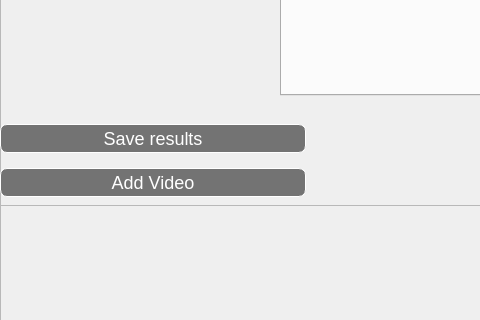
Before: the Qt Designer form Implementierung/resources/forms/analysistab.ui in SuppenGeist/pse-ws1516-videoencoder-ta, drawn with Qt 5; both pictures show x 0 to 480 and y 135 to 455 of the 947 by 891 pixel window.
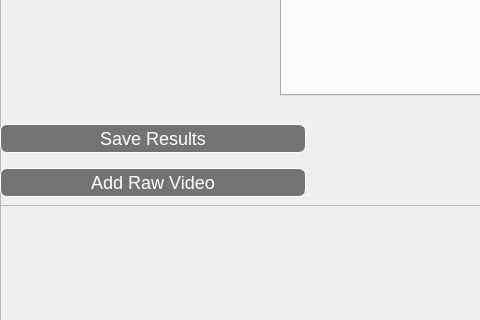
After: the same form once the commit is applied.

Commit message: anaTab shows YuvVideo

Diff of the .ui file:
```diff
--- a/Implementierung/resources/forms/analysistab.ui
+++ b/Implementierung/resources/forms/analysistab.ui
@@ -74,7 +74,7 @@
 }</string>
         </property>
         <property name="text">
-         <string>Save results</string>
+         <string>Save Results</string>
         </property>
        </widget>
       </item>
@@ -103,7 +103,7 @@
 }</string>
         </property>
         <property name="text">
-         <string>Add Video</string>
+         <string>Add Raw Video</string>
         </property>
        </widget>
       </item>
```
The commit also changes 10 other files.
